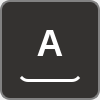
Old version of the form assets/ui/characterBox.ui in the repository cis3296f22/prj-04-hangmanai.
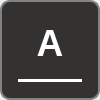
New version of the form.

Commit message: Character box design update

```diff
--- a/assets/ui/characterBox.ui
+++ b/assets/ui/characterBox.ui
@@ -10,11 +10,11 @@
     <height>100</height>
    </rect>
   </property>
-  <property name="minimumSize">
-   <size>
-    <width>80</width>
-    <height>80</height>
-   </size>
+  <property name="sizePolicy">
+   <sizepolicy hsizetype="Preferred" vsizetype="Preferred">
+    <horstretch>1</horstretch>
+    <verstretch>0</verstretch>
+   </sizepolicy>
   </property>
   <property name="windowTitle">
    <string>Form</string>
@@ -40,12 +40,6 @@
    </property>
    <item>
     <widget class="QFrame" name="frame">
-     <property name="minimumSize">
-      <size>
-       <width>80</width>
-       <height>80</height>
-      </size>
-     </property>
      <property name="styleSheet">
       <string notr="true">QFrame {
 	background-color: rgb(52, 50, 48);
@@ -81,12 +75,6 @@
       </property>
       <item>
        <widget class="QLabel" name="label">
-        <property name="minimumSize">
-         <size>
-          <width>50</width>
-          <height>60</height>
-         </size>
-        </property>
         <property name="font">
          <font>
           <pointsize>28</pointsize>
@@ -100,7 +88,10 @@
 	background-color: transparent;;
 	text-decoration: none;
 	color: white;
-	border-width: 0px;
+	border-radius: 0px;
+	border-right: 0px solid black;
+	border-left: 0px solid black;
+	border-top: 0px solid black;
 	border-bottom: 3px solid black;
 	border-color: white;
 }
```
The commit also changes 6 other files.
